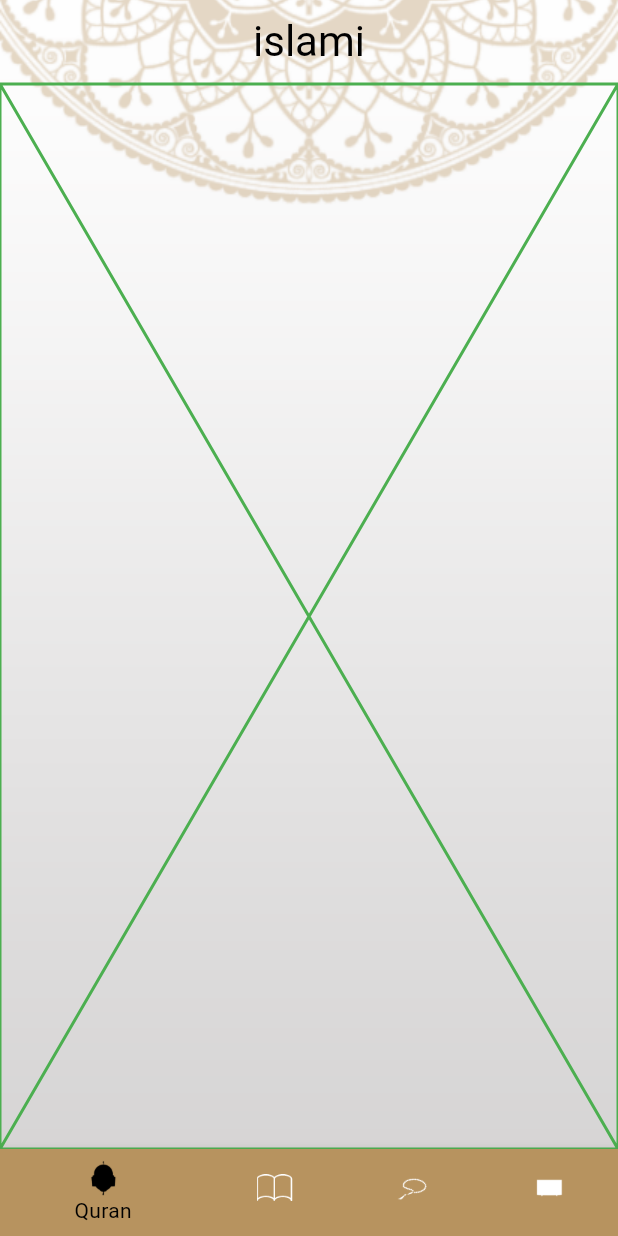
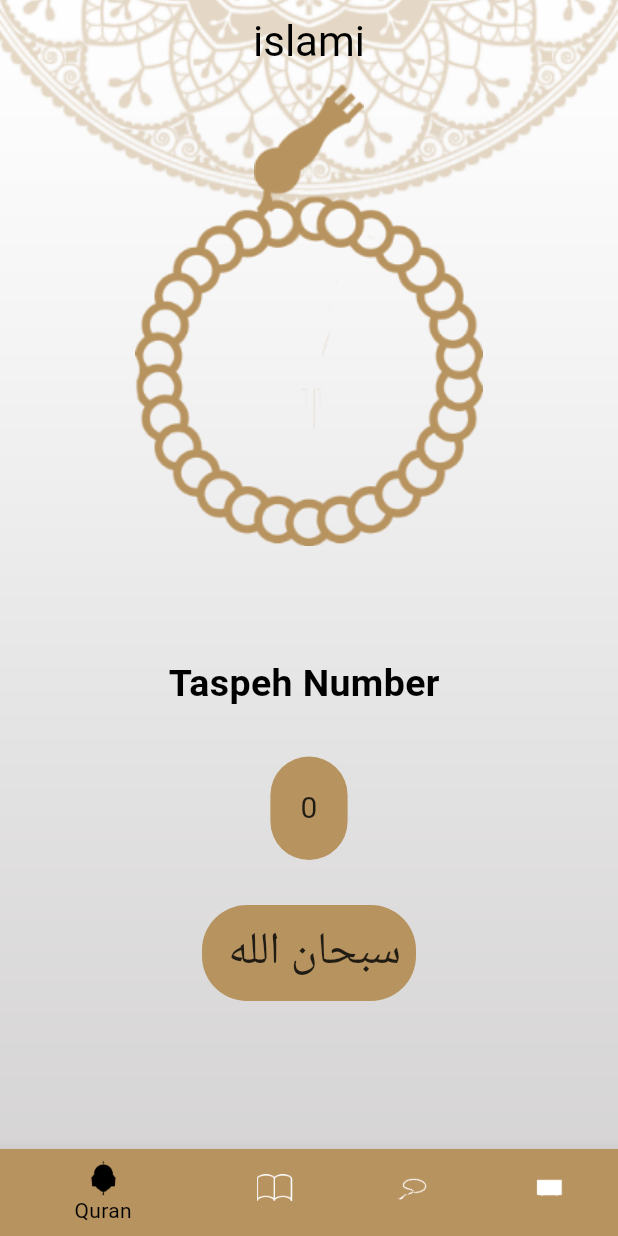
Before and after one commit to AbdelrahmanHussine/islami_app, a Flutter app: the screen it shows after launch, item 3 of the bottom bar chosen, on a phone screen of 412 x 824 dp. Run offline on Flutter 3.47's test engine with Material 3 defaults, Android fonts, the light colour scheme and no system bars.

Commit message:
+initial commit +home screen +quran tab +hadeth tab + tasbeh tab

```diff
--- a/lib/main.dart
+++ b/lib/main.dart
@@ -1,5 +1,6 @@
 import 'package:flutter/material.dart';
 import 'package:test_islam_app/ui/HadethDetailes/Hadeth_details_screen.dart';
+import 'package:test_islam_app/ui/home/Tasbeh/tasbeh_tab.dart';
 import 'package:test_islam_app/ui/home/home_screen.dart';
 
 import 'ui/ChapterDetiles/chapter_detiles_screen.dart';
@@ -32,7 +33,7 @@ class MyApp extends StatelessWidget {
             seedColor: Color(0xffB7935F),
                 primary: Color(0xffB7935F),
           onPrimary: Colors.white,
-          secondary: Color(0xffBb935F)
+          secondary: Color(0xffB7935F),
 
         ),
         bottomNavigationBarTheme: BottomNavigationBarThemeData(
@@ -45,9 +46,11 @@ class MyApp extends StatelessWidget {
       routes: {
         HomeScreen.routName:(_)=>HomeScreen(),
         ChapterDetilesScreen.routName:(context)=>ChapterDetilesScreen(),
-        HadethDetailsScreen.routName:(context)=>HadethDetailsScreen()
+        HadethDetailsScreen.routName:(context)=>HadethDetailsScreen(),
+        TasbehTab.routName:(context)=>TasbehTab()
       },
       initialRoute: HomeScreen.routName,
+
     );
   }
 }
--- /dev/null
+++ b/lib/ui/home/Tasbeh/TasbehDataClass.dart
@@ -0,0 +1,10 @@
+class Tasbe{
+  int conuter = 0;
+late  List<String> tasbehChange = [
+    'سبحان الله'
+        "الله اكبر"
+        "استغفر الله"
+  ];
+
+  Tasbe(this.conuter, this.tasbehChange);
+}
--- a/lib/ui/home/Tasbeh/tasbeh_tab.dart
+++ b/lib/ui/home/Tasbeh/tasbeh_tab.dart
@@ -1,12 +1,105 @@
 import 'package:flutter/material.dart';
+import 'package:test_islam_app/ui/home/Tasbeh/TasbehDataClass.dart';
 
-class TasbehTab extends StatelessWidget {
-  const TasbehTab({super.key});
+class TasbehTab extends StatefulWidget {
+  static const String routName ='TasbehTab';
 
   @override
+  State<TasbehTab> createState() => _TasbehTabState();
+}
+
+class _TasbehTabState extends State<TasbehTab> {
+  // late Tasbe tasbe ;
+int index = 0 ;
+int conuter = 0;
+double angle=0;
+List<String> tasbehChange = [
+ " سبحان الله"
+ , "الله اكبر"
+  ,"استغفر الله"
+];
+onTap(){
+ angle+=3;
+conuter++;
+if(conuter%33==0){
+  index++;
+}
+if(index== tasbehChange.length){
+  index=0;
+}
+setState(() {
+
+});
+}
+  @override
   Widget build(BuildContext context) {
-    return const Placeholder(
-      color: Colors.green,
+    return SizedBox(
+      width: double.infinity,
+      child: Column(
+        children: [
+          Stack(alignment: Alignment.topCenter,
+            children: [
+              Image.asset('assets/images/head_sebha_logo.png'),
+              InkWell(
+                onTap: onTap,
+                child: Padding(
+                  padding:  EdgeInsets.all(MediaQuery.of(context).size.height*.090),
+                  child: Transform.rotate(
+
+                      angle: angle,
+                      child: Image.asset('assets/images/body_sebha_logo.png')),
+                ),
+              ),
+
+            ],
+          ),
+          Text(
+            'Taspeh Number ',style: TextStyle(
+            color: Colors.black,
+            fontSize: 25,
+            fontWeight: FontWeight.w600,
+          ),),
+          SizedBox(
+            height: 10,
+          ),
+          Container(
+            padding: EdgeInsets.all(20),
+            margin: EdgeInsets.all(20),
+            decoration: BoxDecoration(borderRadius: BorderRadius.circular(30),
+color: Theme.of(context).primaryColor,
+
+            ),
+
+            child: Text(conuter.toString(),style: TextStyle(fontSize: 20,fontWeight: FontWeight.w400),),
+          ),
+          SizedBox(),
+          Container(padding: EdgeInsets.all(10),
+            margin: EdgeInsets.all(10),
+            decoration: BoxDecoration(
+            borderRadius: BorderRadius.circular(30),
+            color: Theme.of(context).primaryColor,
+          ),
+            child: Text(tasbehChange[index],style: TextStyle(
+              fontSize: 30,fontWeight: FontWeight.w200
+            ),),
+          ),
+        ],
+      ),
     );
+    // return Column(crossAxisAlignment: CrossAxisAlignment.stretch,
+    //   children: [
+    //     Padding(
+    //       padding:  EdgeInsets.all(MediaQuery.of(context).size.height*.080),
+    //       child: Stack(alignment: Alignment.topCenter,
+    //         children: [
+    //           Image.asset('assets/images/head_sebha_logo.png'),
+    //           Image.asset('assets/images/body_sebha_dark.png'),
+    //
+    //
+    //         ],
+    //       ),
+    //     ),
+    //   ],
+    // );
   }
 }
```
Also changed, not shown: assets/images/body_sebha_dark.png (added), assets/images/body_sebha_logo.png (added).
